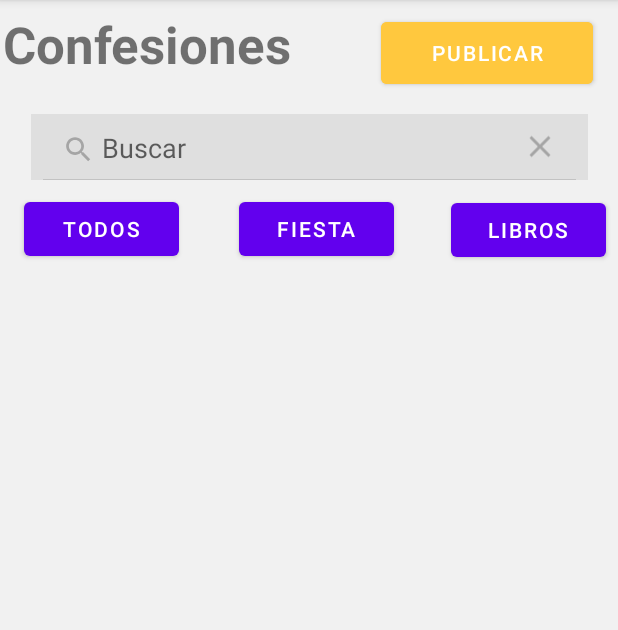
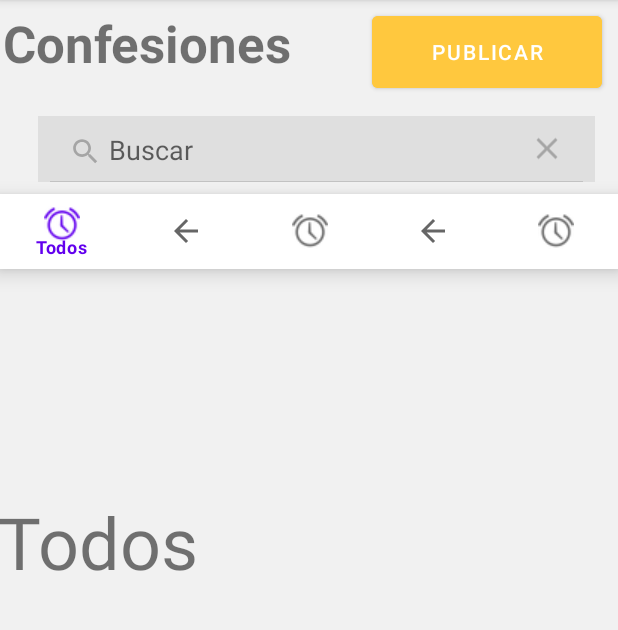
Before and after one commit to DanielCamSan/Confesionario, an Android app: the screen it shows after launch (MainActivity before the commit, Publications after it), after a tap on "Search", on a phone screen of 412 x 824 dp, the part 84-714 px from its top. Run offline under Robolectric (Android 15) with nearby library versions, the phone set to English and light mode, and no system bars.

Commit message:
fragments added

```diff
--- a/app/build.gradle
+++ b/app/build.gradle
@@ -37,6 +37,7 @@ dependencies {
     implementation 'androidx.appcompat:appcompat:1.4.1'
     implementation 'com.google.android.material:material:1.5.0'
     implementation 'androidx.constraintlayout:constraintlayout:2.1.3'
+    implementation 'androidx.legacy:legacy-support-v4:1.0.0'
     testImplementation 'junit:junit:4.13.2'
     androidTestImplementation 'androidx.test.ext:junit:1.1.3'
     androidTestImplementation 'androidx.test.espresso:espresso-core:3.4.0'
--- a/app/src/main/java/edu/bo/confesionario/MainActivity.kt
+++ b/app/src/main/java/edu/bo/confesionario/MainActivity.kt
@@ -1,12 +1,18 @@
 package edu.bo.confesionario
 
+import android.content.Intent
 import androidx.appcompat.app.AppCompatActivity
 import android.os.Bundle
 
 class MainActivity : AppCompatActivity() {
     override fun onCreate(savedInstanceState: Bundle?) {
         super.onCreate(savedInstanceState)
-        setContentView(R.layout.activity_publications)
+        setContentView(R.layout.activity_main)
+        val intent = Intent(this, Publications::class.java)
+        // To pass any data to next activity
+        //intent.putExtra("keyIdentifier", value)
+        // start your next activity
+        startActivity(intent)
         //app:menu="@menu/publications_menu"
     }
 }
--- a/app/src/main/res/layout/activity_publications.xml
+++ b/app/src/main/res/layout/activity_publications.xml
@@ -11,17 +11,15 @@
         android:id="@+id/constraintLayout"
         android:layout_width="410dp"
         android:layout_height="69dp"
-        app:layout_constraintBottom_toBottomOf="parent"
         app:layout_constraintEnd_toEndOf="parent"
         app:layout_constraintHorizontal_bias="1.0"
         app:layout_constraintStart_toStartOf="parent"
-        app:layout_constraintTop_toTopOf="parent"
-        app:layout_constraintVertical_bias="0.001">
+        app:layout_constraintTop_toTopOf="parent">
 
         <Button
             android:id="@+id/publicate_btn"
-            android:layout_width="141dp"
-            android:layout_height="53dp"
+            android:layout_width="153dp"
+            android:layout_height="60dp"
             android:backgroundTint="@color/button_color_1"
             android:hapticFeedbackEnabled="false"
             android:text="@string/publications_btn_publication"
@@ -48,61 +46,35 @@
         android:id="@+id/searcher_publication"
         android:layout_width="371dp"
         android:layout_height="44dp"
+        android:layout_marginTop="8dp"
         android:background="#DFDFDF"
         android:queryHint="@string/publications_searcher_hint"
+        app:layout_constraintEnd_toEndOf="parent"
+        app:layout_constraintHorizontal_bias="0.625"
+        app:layout_constraintStart_toStartOf="parent"
+        app:layout_constraintTop_toBottomOf="@+id/constraintLayout" />
+
+    <FrameLayout
+        android:id="@+id/principal_frame_layout"
+        android:layout_width="416dp"
+        android:layout_height="438dp"
         app:layout_constraintBottom_toBottomOf="parent"
         app:layout_constraintEnd_toEndOf="parent"
+        app:layout_constraintHorizontal_bias="0.571"
         app:layout_constraintStart_toStartOf="parent"
-        app:layout_constraintTop_toBottomOf="@+id/constraintLayout"
-        app:layout_constraintVertical_bias="0.009" />
+        app:layout_constraintTop_toBottomOf="@+id/principal_bottom_navigation_view"
+        app:layout_constraintVertical_bias="0.992">
 
-    <androidx.constraintlayout.widget.ConstraintLayout
-        android:id="@+id/constraintLayout2"
-        android:layout_width="413dp"
-        android:layout_height="49dp"
-        app:layout_constraintBottom_toBottomOf="parent"
+    </FrameLayout>
+
+    <com.google.android.material.bottomnavigation.BottomNavigationView
+        android:id="@+id/principal_bottom_navigation_view"
+        android:layout_width="match_parent"
+        android:layout_height="50dp"
+        android:layout_marginTop="8dp"
         app:layout_constraintEnd_toEndOf="parent"
+        app:layout_constraintHorizontal_bias="0.0"
         app:layout_constraintStart_toStartOf="parent"
         app:layout_constraintTop_toBottomOf="@+id/searcher_publication"
-        app:layout_constraintVertical_bias="0.014"
-        tools:context=".MainActivity">
-
-        <Button
-            android:id="@+id/button2"
-            android:layout_width="103dp"
-            android:layout_height="48dp"
-            android:layout_marginStart="16dp"
-            android:text="@string/publications_category_all"
-            app:layout_constraintBottom_toBottomOf="parent"
-            app:layout_constraintStart_toStartOf="parent"
-            app:layout_constraintTop_toTopOf="parent"
-            app:layout_constraintVertical_bias="0.0" />
-
-        <Button
-            android:id="@+id/button3"
-            android:layout_width="103dp"
-            android:layout_height="48dp"
-            android:layout_marginStart="40dp"
-            android:text="@string/publications_category_parties"
-            app:layout_constraintBottom_toBottomOf="parent"
-            app:layout_constraintStart_toEndOf="@+id/button2"
-            app:layout_constraintTop_toTopOf="parent"
-            app:layout_constraintVertical_bias="0.0" />
-
-        <Button
-            android:id="@+id/button4"
-            android:layout_width="103dp"
-            android:layout_height="48dp"
-            android:layout_marginStart="28dp"
-            android:text="@string/publications_category_books"
-            app:layout_constraintBottom_toBottomOf="parent"
-            app:layout_constraintEnd_toEndOf="parent"
-            app:layout_constraintStart_toEndOf="@+id/button3"
-            app:layout_constraintTop_toTopOf="parent"
-            app:layout_constraintVertical_bias="0.444" />
-
-    </androidx.constraintlayout.widget.ConstraintLayout>
-
-
-
+        app:menu="@menu/publications_menu" />
 </androidx.constraintlayout.widget.ConstraintLayout>
--- /dev/null
+++ b/app/src/main/res/layout/fragment_publication_all.xml
@@ -0,0 +1,16 @@
+<?xml version="1.0" encoding="utf-8"?>
+<FrameLayout xmlns:android="http://schemas.android.com/apk/res/android"
+    xmlns:app="http://schemas.android.com/apk/res-auto"
+    xmlns:tools="http://schemas.android.com/tools"
+    android:layout_width="match_parent"
+    android:layout_height="match_parent"
+    tools:context=".PublicationAllFragment">
+
+    <!-- TODO: Update blank fragment layout -->
+    <TextView
+        android:layout_width="match_parent"
+        android:layout_height="match_parent"
+        android:text="@string/publications_category_all"
+        android:textSize="48sp" />
+
+</FrameLayout>
--- a/app/src/main/res/menu/publications_menu.xml
+++ b/app/src/main/res/menu/publications_menu.xml
@@ -1,24 +1,22 @@
 <?xml version="1.0" encoding="utf-8"?>
-<menu xmlns:android="http://schemas.android.com/apk/res/android"
-    >
+<menu xmlns:app="http://schemas.android.com/apk/res-auto"
+    xmlns:android="http://schemas.android.com/apk/res/android">
     <item
-        android:id="@+id/o1"
+        android:id="@+id/bottom_navigation_all"
         android:title="@string/publications_category_all"
-        android:orderInCategory="100"
-         />
+        android:icon="@android:drawable/ic_lock_idle_alarm"/>
+    <item android:id="@+id/bottom_navigation_parties"
+        android:title="@string/publications_category_parties"
+        android:icon="@drawable/abc_vector_test" />
     <item
-        android:id="@+id/o2"
-        android:title="@string/publications_category_all"
-        android:orderInCategory="100"
-         />
+        android:id="@+id/bottom_navigation_books"
+        android:title="@string/publications_category_books"
+        android:icon="@android:drawable/ic_lock_idle_alarm"/>
+    <item android:id="@+id/bottom_navigation_classes"
+        android:title="@string/publications_category_classes"
+        android:icon="@drawable/abc_vector_test" />
     <item
-        android:id="@+id/o3"
-        android:title="@string/publications_category_all"
-        android:orderInCategory="100"
-        />
-    <item
-        android:id="@+id/o4"
-        android:title="@string/publications_category_all"
-        android:orderInCategory="100"
-         />
+        android:id="@+id/bottom_navigation_confesions"
+        android:title="@string/publications_category_confesions"
+        android:icon="@android:drawable/ic_lock_idle_alarm"/>
 </menu>
--- a/app/src/main/res/values/strings.xml
+++ b/app/src/main/res/values/strings.xml
@@ -8,5 +8,5 @@
     <string name="publications_category_parties">Fiesta</string>
     <string name="publications_category_books">Libros</string>
     <string name="publications_category_classes">Clases</string>
-    <string name="publications_category_confesion">Confesion</string>
+    <string name="publications_category_confesions">Confesion</string>
 </resources>
```
Also changed, not shown: app/src/main/java/edu/bo/confesionario/PublicationAllFragment.kt (added, +59 -0 lines), app/src/main/java/edu/bo/confesionario/Publications.kt (+40 -1 lines), app/src/main/java/edu/bo/confesionario/PublicationsBooksFragment.kt (added, +59 -0 lines), app/src/main/java/edu/bo/confesionario/PublicationsClassesFragment.kt (added, +59 -0 lines), app/src/main/java/edu/bo/confesionario/PublicationsConfesionsFragment.kt (added, +59 -0 lines), app/src/main/java/edu/bo/confesionario/PublicationsPartiesFragment.kt (added, +59 -0 lines), app/src/main/res/layout/fragment_publications_books.xml (added, +16 -0 lines), app/src/main/res/layout/fragment_publications_classes.xml (added, +15 -0 lines), app/src/main/res/layout/fragment_publications_confesions.xml (added, +15 -0 lines), app/src/main/res/layout/fragment_publications_parties.xml (added, +15 -0 lines).
